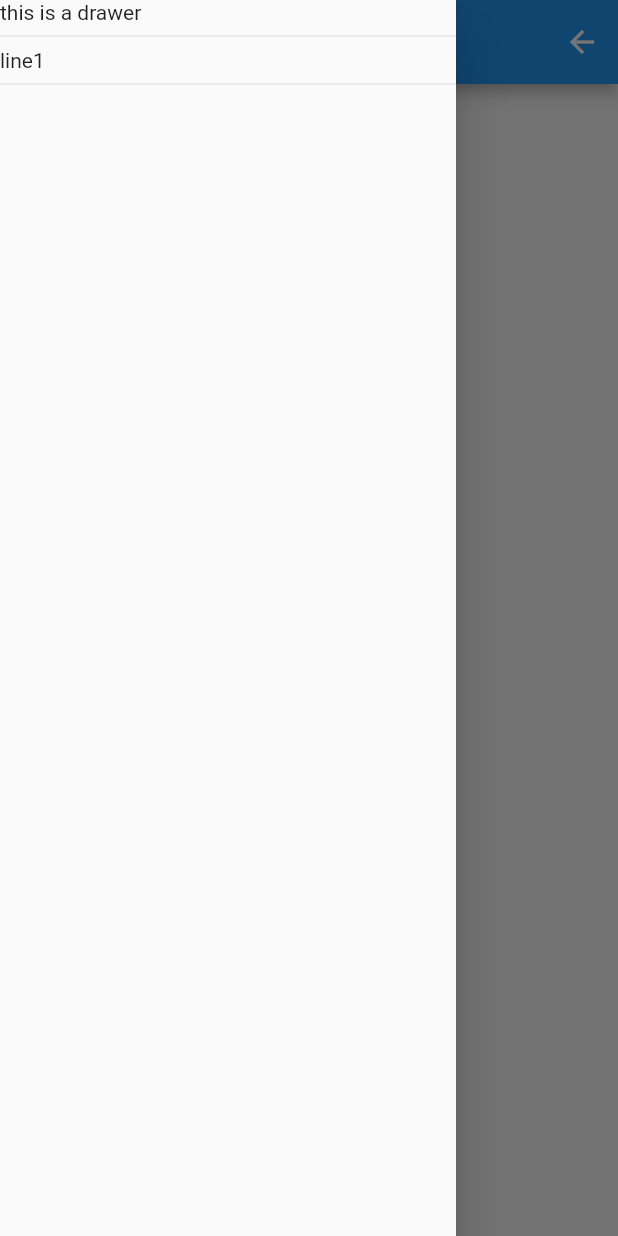
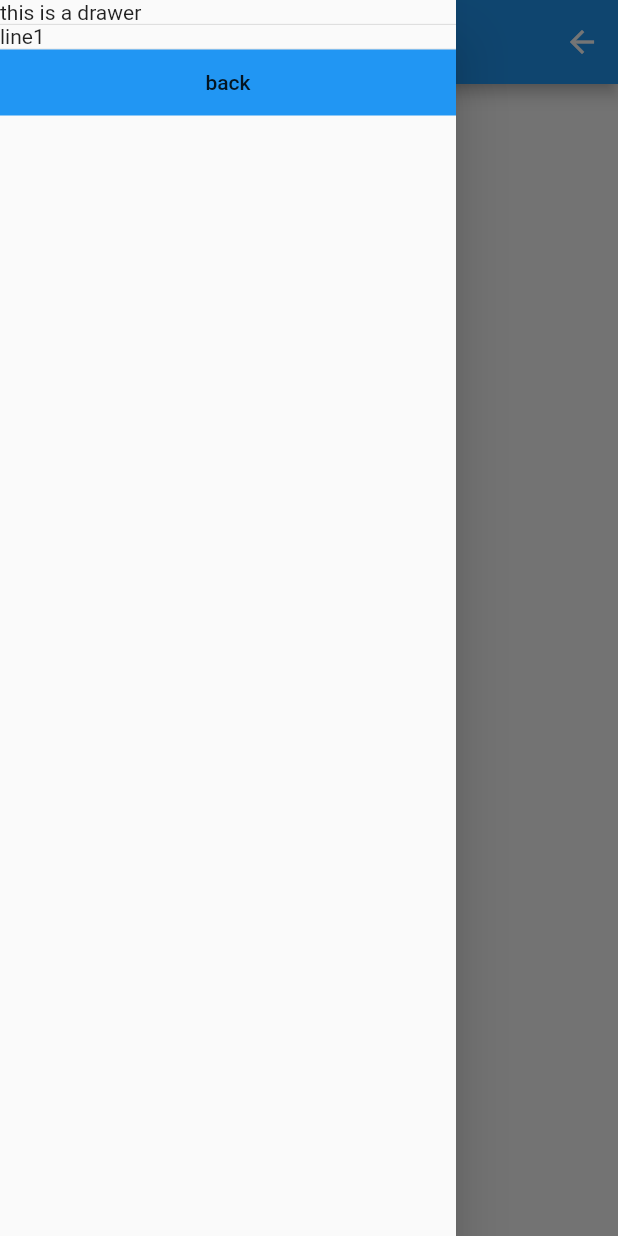
Before and after one commit to Realank/flutter_prac, a Flutter app: the DrawerPage screen opened directly, with the side drawer open, on a phone screen of 412 x 824 dp. Run offline on Flutter 3.47's test engine with Material 2 defaults, Android fonts, the phone set to English and light mode, and no system bars; our stand-ins replace cached_network_image.

Commit message:
add drawer back

```diff
--- a/lib/DrawerPage.dart
+++ b/lib/DrawerPage.dart
@@ -10,15 +10,31 @@ class DrawerPage extends StatelessWidget {
           const BackButton(),
         ],
       ),
-      body: new Text('DrawerPage'),
+      body: Column(
+        children: <Widget>[Text('DrawerPage'), Expanded(child: Text('hello'))],
+      ),
       drawer: new Drawer(
         child: SafeArea(
           child: ListView(
             children: <Widget>[
               new Text("this is a drawer"),
-              Divider(),
+              Divider(
+                height: 0.5,
+              ),
               new Text("line1"),
-              Divider(),
+              Divider(
+                height: 0.5,
+              ),
+              new Container(
+                height: 44.0,
+                color: Colors.blue,
+                child: Center(
+                    child: FlatButton(
+                        onPressed: () {
+                          Navigator.maybePop(context);
+                        },
+                        child: Text('back'))),
+              ),
             ],
           ),
         ),
```
